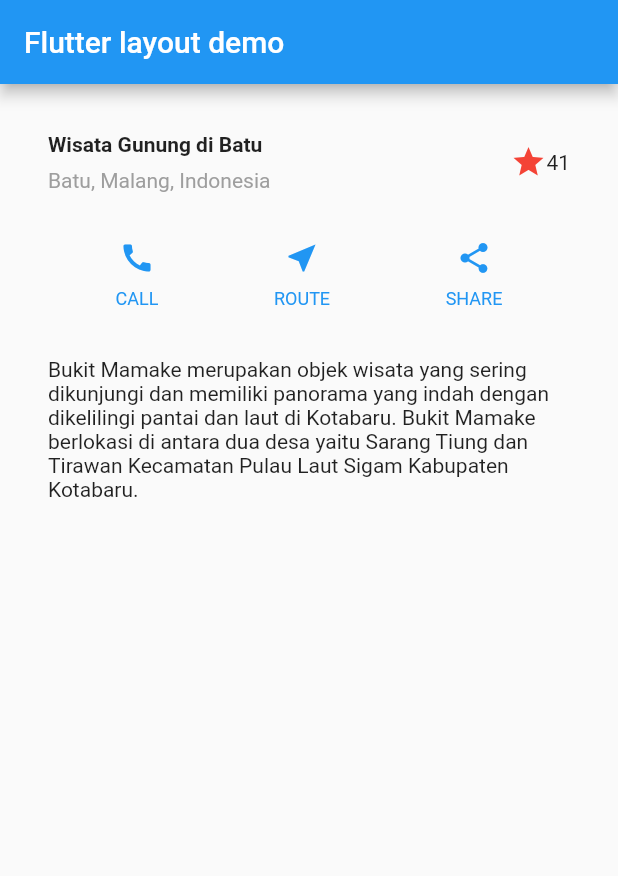
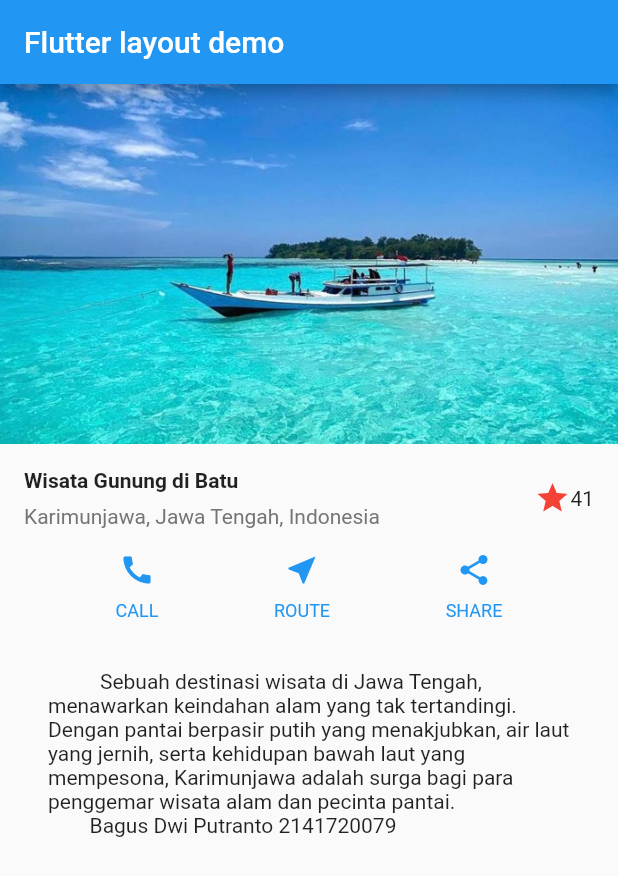
Before and after one commit to bagusguild/Mobile_P7, a Flutter app: the screen it shows after launch, on a phone screen of 412 x 824 dp. Shown: the top 876 px of the screen. Run offline on Flutter 3.47's test engine with Material 2 defaults, Android fonts, the phone set to English and light mode, and no system bars.

Commit message:
add_picture

```diff
--- a/layout_flutter/lib/main.dart
+++ b/layout_flutter/lib/main.dart
@@ -4,6 +4,90 @@ void main() => runApp(const MyApp());
 
 class MyApp extends StatelessWidget {
   const MyApp({super.key});
+
+  @override
+  Widget build(BuildContext context) {
+    Widget titleSection = Container(
+      padding: const EdgeInsets.all(16.0),
+      child: Row(
+        children: [
+          Expanded(
+            /* soal 1*/
+            child: Column(
+              crossAxisAlignment: CrossAxisAlignment.start,
+              children: [
+                /* soal 2*/
+                Container(
+                  padding: const EdgeInsets.only(bottom: 8.0),
+                  child: const Text(
+                    'Wisata Gunung di Batu',
+                    style: TextStyle(
+                      fontWeight: FontWeight.bold,
+                    ),
+                  ),
+                ),
+                Text(
+                  'Karimunjawa, Jawa Tengah, Indonesia',
+                  style: TextStyle(color: Colors.grey[600]),
+                ),
+              ],
+            ),
+          ),
+          /* soal 3*/
+          // ignore: prefer_const_constructors
+          Icon(
+            Icons.star,
+            color: Colors.red,
+          ),
+          const Text('41'),
+        ],
+      ),
+    );
+
+    Color color = Theme.of(context).primaryColor;
+
+    Widget buttonSection = Row(
+      mainAxisAlignment: MainAxisAlignment.spaceEvenly,
+      children: [
+        _buildButtonColumn(color, Icons.call, 'CALL'),
+        _buildButtonColumn(color, Icons.near_me, 'ROUTE'),
+        _buildButtonColumn(color, Icons.share, 'SHARE'),
+      ],
+    );
+
+    Widget textSection = Container(
+      padding: const EdgeInsets.all(32),
+      child: const Text(
+        '''
+          Sebuah destinasi wisata di Jawa Tengah, menawarkan keindahan alam yang tak tertandingi. Dengan pantai berpasir putih yang menakjubkan, air laut yang jernih, serta kehidupan bawah laut yang mempesona, Karimunjawa adalah surga bagi para penggemar wisata alam dan pecinta pantai.
+        '''
+        'Bagus Dwi Putranto 2141720079',
+        softWrap: true,
+      ),
+    );
+
+    return MaterialApp(
+      title: 'Flutter layout: Bagus Dwi Putranto 2141720079',
+      home: Scaffold(
+        appBar: AppBar(
+          title: const Text('Flutter layout demo'),
+        ),
+        body: Column(
+          children: [
+            Image.asset(
+              'images/karimunjawa.jpeg',
+              width: 600,
+              height: 240,
+              fit: BoxFit.cover,
+            ),
+            titleSection,
+            buttonSection,
+            textSection
+          ],
+        ),
+      ),
+    );
+  }
 
   Column _buildButtonColumn(Color color, IconData icon, String label) {
     return Column(
@@ -25,75 +109,4 @@ class MyApp extends StatelessWidget {
       ],
     );
   }
-
-  @override
-  Widget build(BuildContext context) {
-    Color color = Theme.of(context).primaryColor;
-
-    Widget titleSection = Container(
-      padding: const EdgeInsets.all(32),
-      child: Row(
-        children: [
-          Expanded(
-            child: Column(
-              crossAxisAlignment: CrossAxisAlignment.start,
-              children: [
-                Container(
-                  padding: const EdgeInsets.only(bottom: 8),
-                  child: const Text(
-                    'Wisata Gunung di Batu',
-                    style: TextStyle(
-                      fontWeight: FontWeight.bold,
-                    ),
-                  ),
-                ),
-                Text(
-                  'Batu, Malang, Indonesia',
-                  style: TextStyle(
-                    color: Colors.grey[500],
-                  ),
-                ),
-              ],
-            ),
-          ),
-          Icon(
-            Icons.star,
-            color: Colors.red,
-          ),
-          const Text('41'),
-        ],
-      ),
-    );
-
-    Widget buttonSection = Row(
-      mainAxisAlignment: MainAxisAlignment.spaceEvenly,
-      children: [
-        _buildButtonColumn(color, Icons.call, 'CALL'),
-        _buildButtonColumn(color, Icons.near_me, 'ROUTE'),
-        _buildButtonColumn(color, Icons.share, 'SHARE'),
-      ],
-    );
-
-    Widget textSection = Container(
-      padding: const EdgeInsets.all(32),
-      child: const Text(
-        'Bukit Mamake merupakan objek wisata yang sering dikunjungi dan memiliki panorama yang indah dengan dikelilingi pantai dan laut di Kotabaru. Bukit Mamake berlokasi di antara dua desa yaitu Sarang Tiung dan Tirawan Kecamatan Pulau Laut Sigam Kabupaten Kotabaru.',
-        softWrap: true,
-      ),
-    );
-
-    return MaterialApp(
-      title: 'Flutter layout: Bagus Dwi Putranto | 2141720079',
-      home: Scaffold(
-        appBar: AppBar(
-          title: const Text('Flutter layout demo'),
-        ),
-        body: Center(
-          child: Column(
-            children: [titleSection, buttonSection, textSection],
-          ),
-        ),
-      ),
-    );
-  }
 }
```
Also changed, not shown: layout_flutter/pubspec.yaml (+2 -30 lines), layout_flutter/images/gunung.jpg (added), layout_flutter/images/karimunjawa.jpeg (added), layout_flutter/images/karimunjawa.jpg (added), 1 other file.
